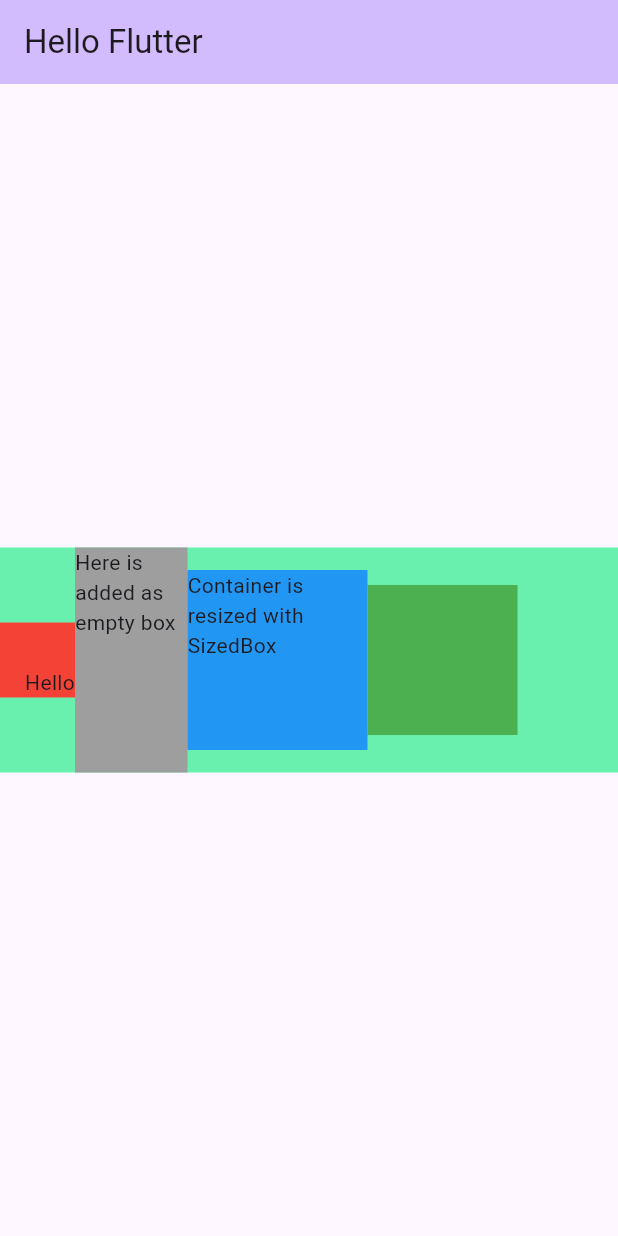
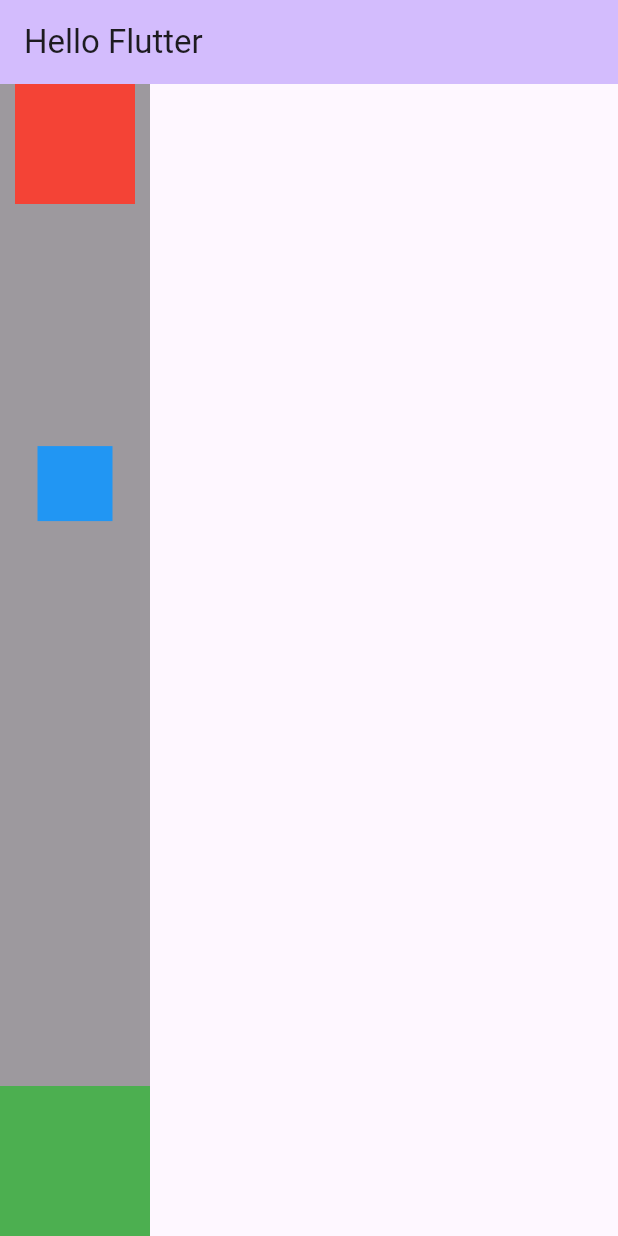
Before and after one commit to AhmetEminSaglik/flutter-learn-Kasim-Adalan, a Flutter app: the screen it shows after launch, on a phone screen of 412 x 824 dp. Run offline on Flutter 3.47's test engine with Material 2 defaults, Android fonts, the phone set to English and light mode, and no system bars.

Commit message:
learned Spacer(), keyword : flex

```diff
--- a/lib/main.dart
+++ b/lib/main.dart
@@ -46,34 +46,18 @@ class _MyHomePageState extends State<MyHomePage> {
         backgroundColor: Theme.of(context).colorScheme.inversePrimary,
         title: Text(widget.title),
       ),
-      body: Align(
-        alignment: Alignment.center,
-        child: Container(
-          color: Colors.greenAccent,
-          child: Row(
-            // mainAxisAlignment: MainAxisAlignment.end,
-            // crossAxisAlignment: CrossAxisAlignment.stretch,
-            children: [
-              Container(
-                width: 50,
-                height: 50,
-                color: Colors.red,
-                child: const Align(
-                    // alignment: Alignment.bottomCenter
-                    // alignment: Alignment.topCenter
-                    // alignment: Alignment.topLeft
-                    alignment: Alignment.bottomRight,
-                    child: Text("Hello")),
-              ),
-              SizedBox(
-                  width: 75, height: 150, child: Container(color: Colors.grey,child: const Text("Here is added as empty box"))),
-              SizedBox(
-                  width: 120,
-                  height: 120,
-                  child: Container(width: 50, height: 50, color: Colors.blue,child: const Text("Container is resized with SizedBox"),)),
-              Container(width: 100, height: 100, color: Colors.green),
-            ],
-          ),
+      body: Container(
+        color: Colors.black38,
+        child: Column(
+          // mainAxisAlignment: MainAxisAlignment.end,
+          // crossAxisAlignment: CrossAxisAlignment.stretch,
+          children: [
+            Container(width: 80, height:80, color: Colors.red),
+            const Spacer(flex: 30),
+            Container(width: 50, height: 50, color: Colors.blue),
+            const Spacer(flex: 70),
+            Container(width: 100, height: 100, color: Colors.green),
+          ],
         ),
       ),
     );
```
Also changed, not shown: images/Spacer.png (added).
